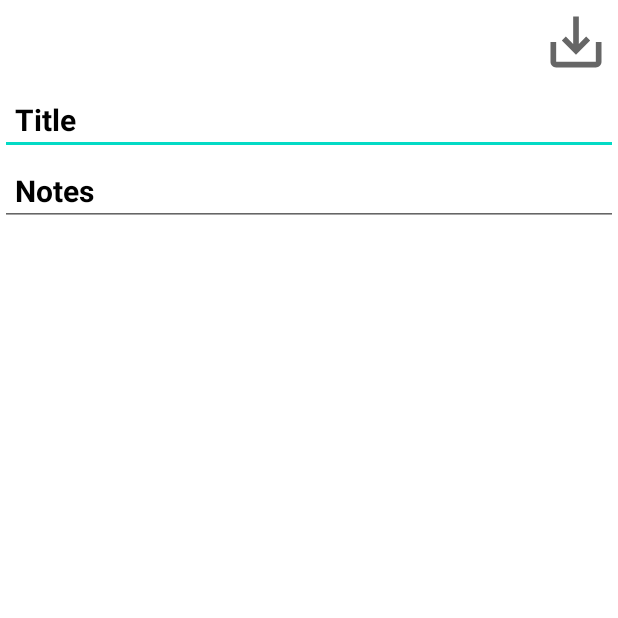
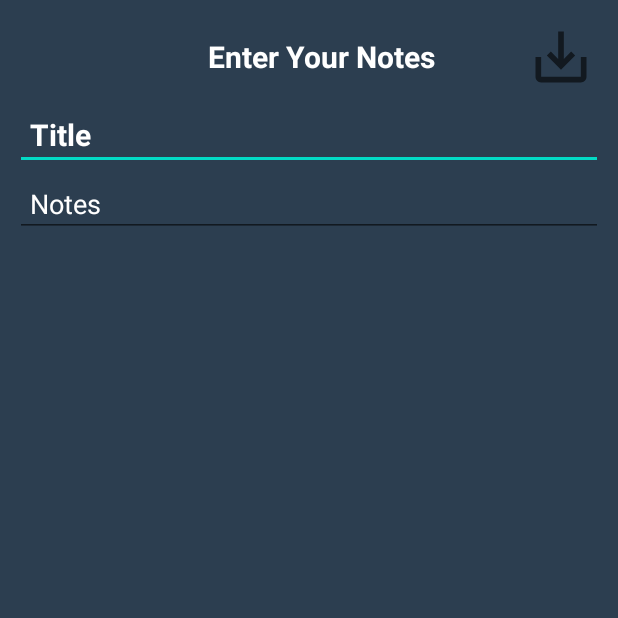
Before and after one commit to SalimmReza/Notes-App, an Android app: the screen it shows after launch (NotesTaker_Activity), after a tap on an icon or button, on a phone screen of 412 x 824 dp, the top half of it. Run offline under Robolectric (Android 15) with nearby library versions, the phone set to English and light mode, and no system bars; our stand-ins replace Room's generated code.

Commit message:
pin unpin delete refresh

```diff
--- a/app/build.gradle
+++ b/app/build.gradle
@@ -35,7 +35,7 @@ dependencies {
     testImplementation 'junit:junit:4.+'
     androidTestImplementation 'androidx.test.ext:junit:1.1.3'
     androidTestImplementation 'androidx.test.espresso:espresso-core:3.4.0'
-
+    implementation "androidx.swiperefreshlayout:swiperefreshlayout:1.1.0"
     implementation "androidx.room:room-runtime:2.4.0"
     annotationProcessor "androidx.room:room-compiler:2.4.0"
 }
--- a/app/src/main/AndroidManifest.xml
+++ b/app/src/main/AndroidManifest.xml
@@ -4,7 +4,7 @@
 
     <application
         android:allowBackup="true"
-        android:icon="@mipmap/ic_launcher"
+        android:icon="@drawable/notes"
         android:label="@string/app_name"
         android:roundIcon="@mipmap/ic_launcher_round"
         android:supportsRtl="true"
--- a/app/src/main/java/com/example/notes_app_room_database/Database/Main_dao.java
+++ b/app/src/main/java/com/example/notes_app_room_database/Database/Main_dao.java
@@ -28,5 +28,9 @@ public interface Main_dao {
     void delete(Notess notess);
 
 
+    @Query("UPDATE notes SET pinned = :pin WHERE ID = :id")
+    void pin(int id, boolean pin);
+
+
 
 }
--- a/app/src/main/res/layout/activity_notes_taker.xml
+++ b/app/src/main/res/layout/activity_notes_taker.xml
@@ -4,6 +4,8 @@
     xmlns:tools="http://schemas.android.com/tools"
     android:layout_width="match_parent"
     android:orientation="vertical"
+    android:background="@color/gray"
+    android:padding="10dp"
 
     android:layout_height="match_parent"
     tools:context=".NotesTaker_Activity">
@@ -13,18 +15,30 @@
         android:layout_width="match_parent"
         android:layout_height="?attr/actionBarSize">
 
+
+
+
         <RelativeLayout
             android:layout_width="match_parent"
             android:layout_height="wrap_content"
             >
 
+            <TextView
+                android:layout_width="match_parent"
+                android:layout_height="match_parent"
+                android:text="Enter Your Notes"
+                android:textSize="20sp"
+                android:textColor="@color/white"
+                android:textStyle="bold"
+                android:gravity="center"/>
             <ImageView
                 android:id="@+id/image_view_save_id"
                 android:layout_width="?attr/actionBarSize"
                 android:layout_height="?attr/actionBarSize"
+
                 android:layout_alignParentEnd="true"
+                android:padding="5dp"
                 android:src="@drawable/save"
-                android:padding="5dp"
 
                 />
         </RelativeLayout>
@@ -40,8 +54,9 @@
         android:padding="10dp"
         android:textStyle="bold"
         android:textSize="20sp"
-        android:textColor="@color/black"
-        android:textColorHint="@color/black"
+        android:textAllCaps="true"
+        android:textColor="@color/white"
+        android:textColorHint="@color/white"
         android:singleLine="true"
         android:importantForAutofill="no"
         android:inputType="text" />
@@ -52,10 +67,10 @@
         android:layout_height="wrap_content"
         android:hint="Notes"
         android:padding="10dp"
-        android:textStyle="bold"
-        android:textSize="20sp"
-        android:textColor="@color/black"
-        android:textColorHint="@color/black"
+        android:textStyle="normal"
+        android:textSize="18sp"
+        android:textColor="@color/white"
+        android:textColorHint="@color/white"
         />
 
 
--- a/app/src/main/res/layout/note_list.xml
+++ b/app/src/main/res/layout/note_list.xml
@@ -30,11 +30,12 @@
                 android:ellipsize="marquee"
                 android:marqueeRepeatLimit="marquee_forever"
                 android:padding="8dp"
+                android:textAllCaps="true"
                 android:scrollHorizontally="true"
                 android:singleLine="true"
                 android:text="title"
                 android:textColor="@color/black"
-                android:textSize="18sp"
+                android:textSize="20sp"
                 android:textStyle="bold" />
 
             <ImageView
--- /dev/null
+++ b/app/src/main/res/menu/popup_menu.xml
@@ -0,0 +1,9 @@
+<?xml version="1.0" encoding="utf-8"?>
+<menu xmlns:android="http://schemas.android.com/apk/res/android">
+
+    <item android:id="@+id/pin_id"
+        android:title="Pin/UnPin"/>
+
+    <item android:id="@+id/delete_id"
+        android:title="Delete"/>
+</menu>
--- a/app/src/main/res/values/colors.xml
+++ b/app/src/main/res/values/colors.xml
@@ -1,8 +1,8 @@
 <?xml version="1.0" encoding="utf-8"?>
 <resources>
     <color name="purple_200">#FFBB86FC</color>
-    <color name="purple_500">#FF6200EE</color>
-    <color name="purple_700">#FF3700B3</color>
+    <color name="purple_500">#2C3E50</color>
+    <color name="purple_700">#2C3E50</color>
     <color name="teal_200">#FF03DAC5</color>
     <color name="teal_700">#FF018786</color>
     <color name="black">#FF000000</color>
@@ -13,4 +13,7 @@
     <color name="orange">#F66D13</color>
     <color name="violet">#8E44AD</color>
     <color name="green">#2ECC71</color>
+    <color name="gray">#2C3E50</color>
+
+
 </resources>
--- a/app/src/main/res/values/strings.xml
+++ b/app/src/main/res/values/strings.xml
@@ -1,4 +1,4 @@
 <resources>
-    <string name="app_name">Notes_app_room_Database</string>
+    <string name="app_name">Note App</string>
     <string name="title">Title</string>
 </resources>
```
Also changed, not shown: app/src/main/java/com/example/notes_app_room_database/MainActivity.java (+64 -2 lines), app/src/main/res/layout/activity_main.xml (+27 -13 lines).
